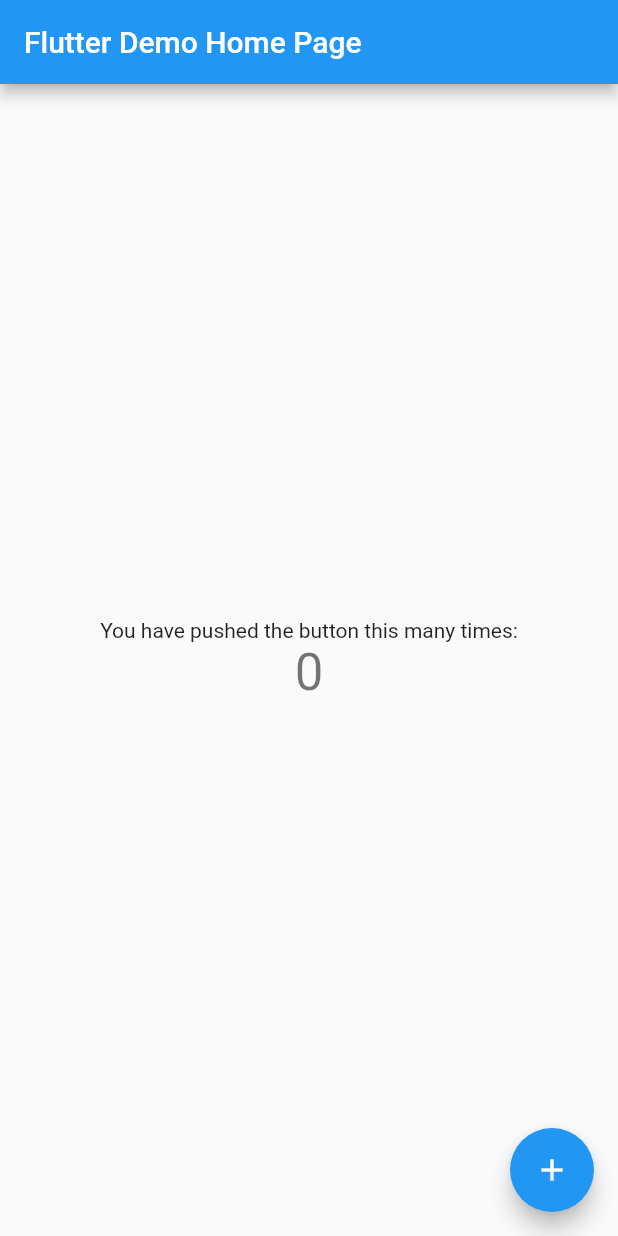
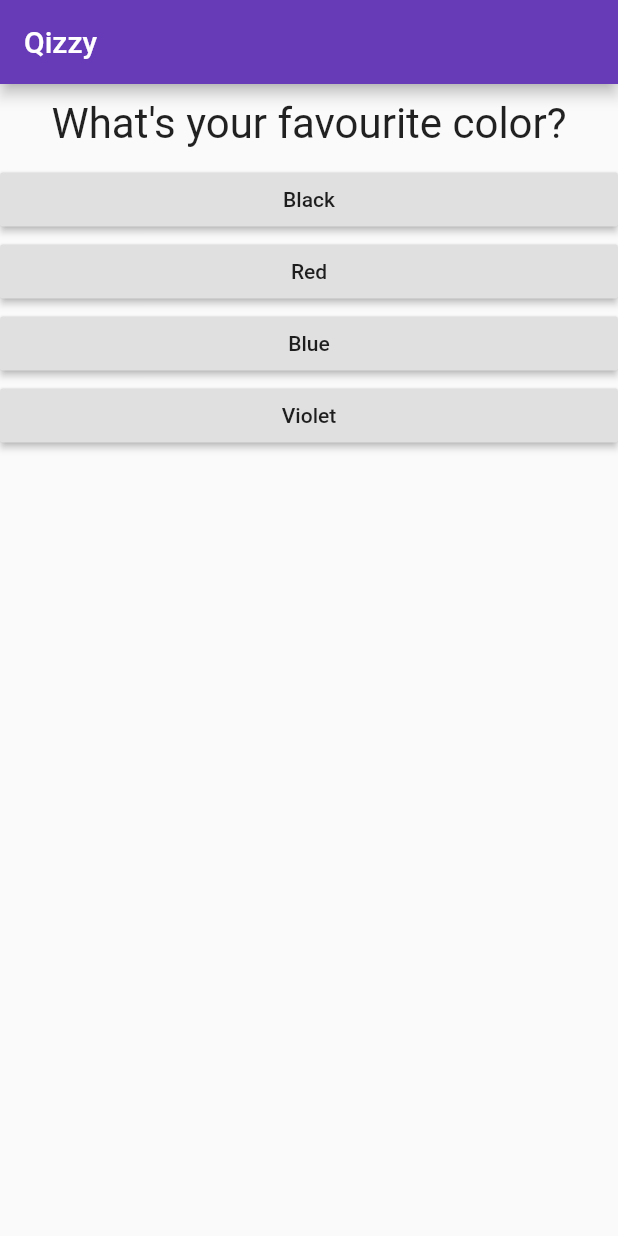
Before and after one commit to tanaybanerjeedeveloper/quiz-app-flutter, a Flutter app: the screen it shows after launch, on a phone screen of 412 x 824 dp. Run offline on Flutter 3.47's test engine with Material 2 defaults, Android fonts, the phone set to English and light mode, and no system bars.

```diff
--- /dev/null
+++ b/lib/answer.dart
@@ -0,0 +1,19 @@
+import 'package:flutter/material.dart';
+
+class Answer extends StatelessWidget {
+  final String answerText;
+  final Function buttonPressed;
+
+  Answer(this.answerText, this.buttonPressed);
+
+  @override
+  Widget build(BuildContext context) {
+    return Container(
+      width: double.infinity,
+      child: RaisedButton(
+        onPressed: buttonPressed,
+        child: Text(answerText),
+      ),
+    );
+  }
+}
--- a/lib/main.dart
+++ b/lib/main.dart
@@ -1,113 +1,88 @@
 import 'package:flutter/material.dart';
+
+//importing custom widgets
+import './quiz.dart';
+import './result.dart';
 
 void main() {
   runApp(MyApp());
 }
 
-class MyApp extends StatelessWidget {
+class MyApp extends StatefulWidget {
   // This widget is the root of your application.
+  @override
+  _MyAppState createState() => _MyAppState();
+}
+
+class _MyAppState extends State<MyApp> {
+  var _index = 0;
+
+  final _questionsAndAnswers = const [
+    {
+      'questionText': 'What\'s your favourite color?',
+      'answers': [
+        {'text': 'Black', 'score': 10},
+        {'text': 'Red', 'score': 5},
+        {'text': 'Blue', 'score': 5},
+        {'text': 'Violet', 'score': 1}
+      ]
+    },
+    {
+      'questionText': 'What\'s your fav pet?',
+      'answers': [
+        {'text': 'Dog', 'score': 1},
+        {'text': 'Cat', 'score': 10},
+        {'text': 'Bird', 'score': 5}
+      ]
+    },
+    {
+      'questionText': 'Who is your fav instructor?',
+      'answers': [
+        {'text': 'Max', 'score': 1},
+        {'text': 'Andrei', 'score': 1},
+        {'text': 'Angela', 'score': 3},
+        {'text': 'Jacob', 'score': 10}
+      ]
+    }
+  ];
+
+  var _totalScore = 0;
+
+  void resetQuiz() {
+    setState(() {
+      _index = 0;
+      _totalScore = 0;
+    });
+  }
+
+  void _buttonPressed(int score) {
+    _totalScore += score;
+    setState(() {
+      _index = _index + 1;
+    });
+    if (_index < _questionsAndAnswers.length) {
+      print('there are more questions');
+    }
+  }
+
   @override
   Widget build(BuildContext context) {
     return MaterialApp(
       title: 'Flutter Demo',
       theme: ThemeData(
-        // This is the theme of your application.
-        //
-        // Try running your application with "flutter run". You'll see the
-        // application has a blue toolbar. Then, without quitting the app, try
-        // changing the primarySwatch below to Colors.green and then invoke
-        // "hot reload" (press "r" in the console where you ran "flutter run",
-        // or simply save your changes to "hot reload" in a Flutter IDE).
-        // Notice that the counter didn't reset back to zero; the application
-        // is not restarted.
-        primarySwatch: Colors.blue,
+        primarySwatch: Colors.deepPurple,
       ),
-      home: MyHomePage(title: 'Flutter Demo Home Page'),
+      home: Scaffold(
+        appBar: AppBar(title: Text('Qizzy')),
+        body: (_index < _questionsAndAnswers.length)
+            ? Quiz(
+                questionText: _questionsAndAnswers[_index]['questionText'],
+                questionsAndAnswers: _questionsAndAnswers,
+                index: _index,
+                buttonPressed: _buttonPressed,
+              )
+            : Result(_totalScore, resetQuiz),
+      ),
     );
   }
 }
-
-class MyHomePage extends StatefulWidget {
-  MyHomePage({Key key, this.title}) : super(key: key);
-
-  // This widget is the home page of your application. It is stateful, meaning
-  // that it has a State object (defined below) that contains fields that affect
-  // how it looks.
-
-  // This class is the configuration for the state. It holds the values (in this
-  // case the title) provided by the parent (in this case the App widget) and
-  // used by the build method of the State. Fields in a Widget subclass are
-  // always marked "final".
-
-  final String title;
-
-  @override
-  _MyHomePageState createState() => _MyHomePageState();
-}
-
-class _MyHomePageState extends State<MyHomePage> {
-  int _counter = 0;
-
-  void _incrementCounter() {
-    setState(() {
-      // This call to setState tells the Flutter framework that something has
-      // changed in this State, which causes it to rerun the build method below
-      // so that the display can reflect the updated values. If we changed
-      // _counter without calling setState(), then the build method would not be
-      // called again, and so nothing would appear to happen.
-      _counter++;
-    });
-  }
-
-  @override
-  Widget build(BuildContext context) {
-    // This method is rerun every time setState is called, for instance as done
-    // by the _incrementCounter method above.
-    //
-    // The Flutter framework has been optimized to make rerunning build methods
-    // fast, so that you can just rebuild anything that needs updating rather
-    // than having to individually change instances of widgets.
-    return Scaffold(
-      appBar: AppBar(
-        // Here we take the value from the MyHomePage object that was created by
-        // the App.build method, and use it to set our appbar title.
-        title: Text(widget.title),
-      ),
-      body: Center(
-        // Center is a layout widget. It takes a single child and positions it
-        // in the middle of the parent.
-        child: Column(
-          // Column is also a layout widget. It takes a list of children and
-          // arranges them vertically. By default, it sizes itself to fit its
-          // children horizontally, and tries to be as tall as its parent.
-          //
-          // Invoke "debug painting" (press "p" in the console, choose the
-          // "Toggle Debug Paint" action from the Flutter Inspector in Android
-          // Studio, or the "Toggle Debug Paint" command in Visual Studio Code)
-          // to see the wireframe for each widget.
-          //
-          // Column has various properties to control how it sizes itself and
-          // how it positions its children. Here we use mainAxisAlignment to
-          // center the children vertically; the main axis here is the vertical
-          // axis because Columns are vertical (the cross axis would be
-          // horizontal).
-          mainAxisAlignment: MainAxisAlignment.center,
-          children: <Widget>[
-            Text(
-              'You have pushed the button this many times:',
-            ),
-            Text(
-              '$_counter',
-              style: Theme.of(context).textTheme.headline4,
-            ),
-          ],
-        ),
-      ),
-      floatingActionButton: FloatingActionButton(
-        onPressed: _incrementCounter,
-        tooltip: 'Increment',
-        child: Icon(Icons.add),
-      ), // This trailing comma makes auto-formatting nicer for build methods.
-    );
-  }
-}
--- /dev/null
+++ b/lib/question.dart
@@ -0,0 +1,20 @@
+import 'package:flutter/material.dart';
+
+class Question extends StatelessWidget {
+  final String questionText;
+
+  Question(this.questionText);
+
+  @override
+  Widget build(BuildContext context) {
+    return Container(
+      width: double.infinity,
+      margin: EdgeInsets.all(10),
+      child: Text(
+        questionText,
+        style: TextStyle(fontSize: 28),
+        textAlign: TextAlign.center,
+      ),
+    );
+  }
+}
--- /dev/null
+++ b/lib/quiz.dart
@@ -0,0 +1,35 @@
+import 'package:flutter/material.dart';
+//importing custom widgets
+import './question.dart';
+import './answer.dart';
+
+class Quiz extends StatelessWidget {
+  final String questionText;
+  final List<Map<String, Object>> questionsAndAnswers;
+  final int index;
+  final Function buttonPressed;
+
+  Quiz(
+      {this.questionText,
+      this.questionsAndAnswers,
+      this.index,
+      this.buttonPressed});
+
+  @override
+  Widget build(BuildContext context) {
+    return Column(
+      children: [
+        Question(questionText),
+        ...(questionsAndAnswers[index]['answers'] as List<Map<String, Object>>)
+            .map(
+          (ans) {
+            return Answer(
+              ans['text'],
+              () => buttonPressed(ans["score"]),
+            );
+          },
+        ).toList()
+      ],
+    );
+  }
+}
```
Also changed, not shown: lib/MyHomePage.dart (added, +13 -0 lines), lib/result.dart (added, +42 -0 lines).
